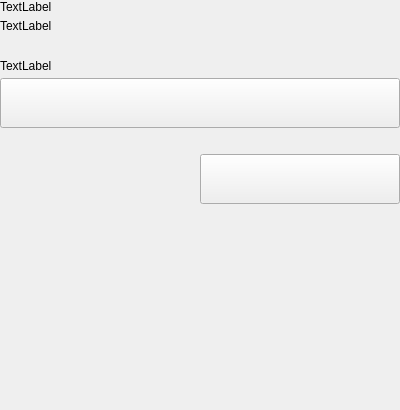
The window that src/qt/vitae/settings/forms/settingsexportcsv.ui (VitaeTeam/Vitae) describes before a commit, drawn with Qt 5.
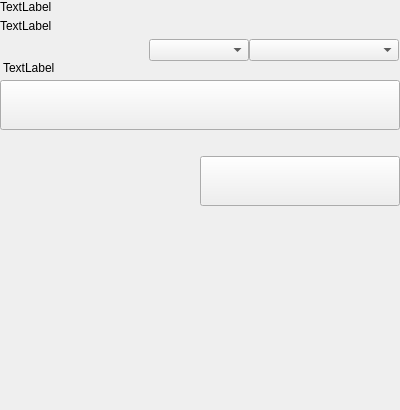
The same window after the commit.

Commit message:
[GUI] Export txs csv filters added.
# Conflicts:
#	src/qt/vitae/settings/settingsexportcsv.h

Patch:
```diff
--- a/src/qt/vitae/settings/forms/settingsexportcsv.ui
+++ b/src/qt/vitae/settings/forms/settingsexportcsv.ui
@@ -69,25 +69,70 @@
        </layout>
       </item>
       <item>
-       <spacer name="verticalSpacer_5">
+       <layout class="QVBoxLayout" name="verticalLayoutContainerTxExport">
+        <property name="spacing">
+         <number>0</number>
+        </property>
+        <item>
+         <widget class="QWidget" name="filtersContainer" native="true">
+          <layout class="QHBoxLayout" name="horizontalLayout">
+           <property name="spacing">
+            <number>0</number>
+           </property>
+           <property name="leftMargin">
+            <number>0</number>
+           </property>
+           <property name="topMargin">
+            <number>0</number>
+           </property>
+           <property name="rightMargin">
+            <number>1</number>
+           </property>
+           <property name="bottomMargin">
+            <number>0</number>
+           </property>
+           <item>
+            <spacer name="horizontalSpacer">
         <property name="orientation">
-         <enum>Qt::Vertical</enum>
+              <enum>Qt::Horizontal</enum>
         </property>
         <property name="sizeHint" stdset="0">
          <size>
-          <width>20</width>
+               <width>40</width>
           <height>20</height>
          </size>
         </property>
        </spacer>
       </item>
       <item>
-       <layout class="QVBoxLayout" name="verticalLayout_9">
-        <property name="spacing">
-         <number>5</number>
-        </property>
+            <widget class="QComboBox" name="comboBoxSortType">
+             <property name="minimumSize">
+              <size>
+               <width>100</width>
+               <height>0</height>
+              </size>
+             </property>
+            </widget>
+           </item>
+           <item>
+            <widget class="QComboBox" name="comboBoxSort">
+             <property name="minimumSize">
+              <size>
+               <width>150</width>
+               <height>0</height>
+              </size>
+             </property>
+            </widget>
+           </item>
+          </layout>
+         </widget>
+        </item>
         <item>
          <widget class="QLabel" name="labelSubtitleLocation">
+          <property name="styleSheet">
+           <string notr="true">padding-bottom:5px;
+padding-left:0px;</string>
+          </property>
           <property name="text">
            <string>TextLabel</string>
           </property>
```
Lines whose indentation alone changed are shown as unchanged. The commit also changes 3 other files.
